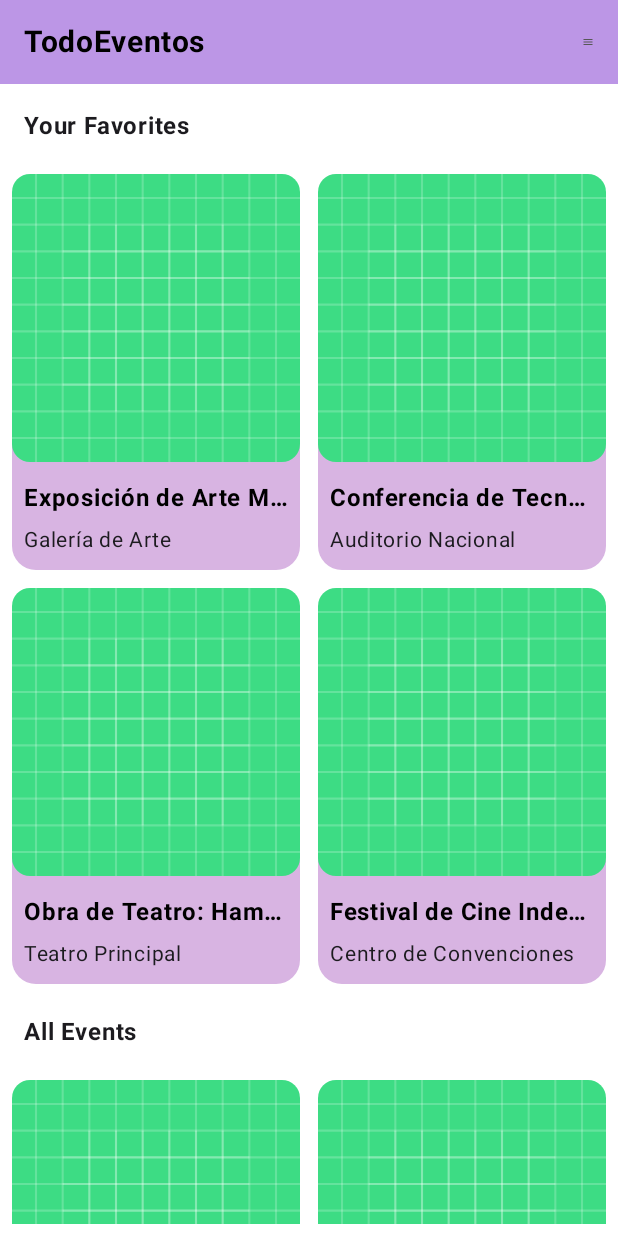
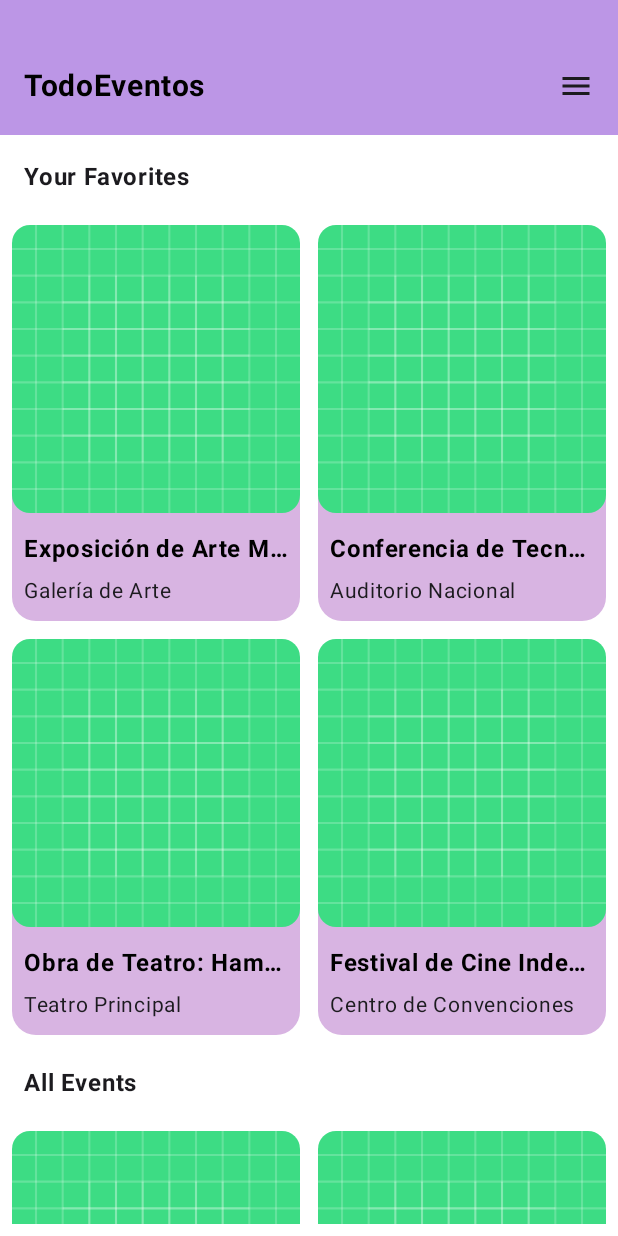
Before and after one commit to jcdiegolopez/lab5-mobile, an Android app built with Jetpack Compose: the MainActivity screen opened directly, with no data from a screen before it, on a phone screen of 412 x 824 dp. Run offline under Robolectric (Android 15) with nearby library versions, the phone set to English and light mode, and no system bars.

Commit message:
navigation

```diff
--- a/app/src/main/java/com/plataformas/lab5/MainActivity.kt
+++ b/app/src/main/java/com/plataformas/lab5/MainActivity.kt
@@ -42,13 +42,16 @@ class MainActivity : ComponentActivity() {
         enableEdgeToEdge()
         setContent {
             Lab5Theme {
-                Scaffold(modifier = Modifier
-                    .fillMaxSize()
-                    .background(color = MaterialTheme.colorScheme.primary)) { innerPadding ->
-                    MainLayout(
-                        modifier = Modifier.padding(innerPadding)
-                    )
+                NavigationDrawerScreen("TodoEventos",this) {
+                    Scaffold(modifier = Modifier
+                        .fillMaxSize()
+                        .background(color = MaterialTheme.colorScheme.primary)) { innerPadding ->
+                        MainLayout(
+
+                        )
+                    }
                 }
+
             }
         }
     }
@@ -60,27 +63,7 @@ fun MainLayout(modifier: Modifier = Modifier) {
         modifier = modifier
             .fillMaxSize()
     ) {
-        Row(
-            modifier = Modifier
-                .height(56.dp)
-                .fillMaxWidth().background(color = MaterialTheme.colorScheme.secondary),
-            horizontalArrangement = Arrangement.SpaceBetween,
-            verticalAlignment = androidx.compose.ui.Alignment.CenterVertically
-        ) {
-            Text(
-                text = "TodoEventos",
-                fontSize = 20.sp,
-                color = colorResource(R.color.black),
-                modifier = Modifier.padding(start = 16.dp),
-                fontWeight = FontWeight.Bold
 
-            )
-            Image(
-                painter = painterResource(R.drawable.baseline_menu_24),
-                contentDescription = "menu",
-                modifier = Modifier.size(24.dp).padding(end = 16.dp)
-            )
-        }
         EventGrid()
 
 
--- a/app/src/main/java/com/plataformas/lab5/NavigationDrawerScreen.kt
+++ b/app/src/main/java/com/plataformas/lab5/NavigationDrawerScreen.kt
@@ -2,6 +2,8 @@ package com.plataformas.lab5
 
 import android.content.Context
 import android.content.Intent
+import androidx.compose.foundation.Image
+import androidx.compose.foundation.background
 import androidx.compose.foundation.layout.*
 import androidx.compose.material.icons.Icons
 import androidx.compose.material.icons.filled.Menu
@@ -10,11 +12,15 @@ import androidx.compose.runtime.Composable
 import androidx.compose.runtime.rememberCoroutineScope
 import androidx.compose.ui.Modifier
 import androidx.compose.ui.graphics.Color
+import androidx.compose.ui.res.colorResource
+import androidx.compose.ui.res.painterResource
+import androidx.compose.ui.text.font.FontWeight
 import androidx.compose.ui.unit.dp
+import androidx.compose.ui.unit.sp
 import kotlinx.coroutines.launch
 
 @Composable
-fun NavigationDrawerScreen(context: Context, content: @Composable (PaddingValues) -> Unit) {
+fun NavigationDrawerScreen(title : String, context: Context, content: @Composable (PaddingValues) -> Unit) {
     val drawerState = rememberDrawerState(initialValue = DrawerValue.Closed)
     val scope = rememberCoroutineScope()
 
@@ -22,8 +28,8 @@ fun NavigationDrawerScreen(context: Context, content: @Composable (PaddingValues
         drawerState = drawerState,
         drawerContent = {
             Surface(
-                color = Color.White,
-                modifier = Modifier.fillMaxHeight()
+                color = MaterialTheme.colorScheme.background,
+                modifier = Modifier.fillMaxHeight().width(200.dp)
             ) {
                 Column(
                     modifier = Modifier
@@ -36,7 +42,10 @@ fun NavigationDrawerScreen(context: Context, content: @Composable (PaddingValues
                         context.startActivity(intent)
                         scope.launch { drawerState.close() }
                     }) {
-                        Text(text = "Eventos")
+                        Text(text = "Eventos",
+                            color = MaterialTheme.colorScheme.primary,
+                            fontWeight = FontWeight.Bold,
+                            fontSize = 16.sp)
                     }
                     Spacer(modifier = Modifier.height(8.dp))
                     TextButton(onClick = {
@@ -44,7 +53,10 @@ fun NavigationDrawerScreen(context: Context, content: @Composable (PaddingValues
                         context.startActivity(intent)
                         scope.launch { drawerState.close() }
                     }) {
-                        Text(text = "Lugares")
+                        Text(text = "Lugares",
+                            color = MaterialTheme.colorScheme.primary,
+                            fontWeight = FontWeight.Bold,
+                            fontSize = 16.sp)
                     }
                     Spacer(modifier = Modifier.height(8.dp))
                     TextButton(onClick = {
@@ -52,7 +64,10 @@ fun NavigationDrawerScreen(context: Context, content: @Composable (PaddingValues
                         context.startActivity(intent)
                         scope.launch { drawerState.close() }
                     }) {
-                        Text(text = "Perfil")
+                        Text(text = "Perfil",
+                            color = MaterialTheme.colorScheme.primary,
+                            fontWeight = FontWeight.Bold,
+                            fontSize = 16.sp)
                     }
                 }
             }
@@ -60,18 +75,37 @@ fun NavigationDrawerScreen(context: Context, content: @Composable (PaddingValues
         content = {
             Scaffold(
                 topBar = {
-                    Box(
+                    Row(
                         modifier = Modifier
-                            .padding(horizontal = 16.dp)
-                            .padding(top = 24.dp)
+                            .height(90.dp)
+                            .fillMaxWidth().background(color = MaterialTheme.colorScheme.secondary).
+                            padding(top = 24.dp).padding(horizontal = 16.dp),
+                        horizontalArrangement = Arrangement.SpaceBetween,
+                        verticalAlignment = androidx.compose.ui.Alignment.CenterVertically
                     ) {
-                        IconButton(onClick = { scope.launch { drawerState.open() } }) {
+                        Text(
+                            text = title,
+                            fontSize = 20.sp,
+                            color = colorResource(R.color.black),
+                            fontWeight = FontWeight.Bold
+
+                        )
+                        IconButton(onClick = { scope.launch { drawerState.open() } },modifier = Modifier.size(24.dp)) {
                             Icon(Icons.Default.Menu, contentDescription = "Menu")
                         }
                     }
+//                    Box(
+//                        modifier = Modifier
+//                            .padding(horizontal = 16.dp)
+//                            .padding(top = 24.dp)
+//                    ) {
+//                        IconButton(onClick = { scope.launch { drawerState.open() } }) {
+//                            Icon(Icons.Default.Menu, contentDescription = "Menu")
+//                        }
+//                    }
                 },
                 content = { innerPadding ->
-                    Box(modifier = Modifier.padding(innerPadding).padding(16.dp)) {
+                    Box(modifier = Modifier.padding(innerPadding)) {
                         content(innerPadding)
                     }
                 }
```
Also changed, not shown: app/src/main/java/com/plataformas/lab5/DetailActivity.kt (+5 -5 lines), app/src/main/java/com/plataformas/lab5/PlacesActivity.kt (+8 -6 lines), app/src/main/java/com/plataformas/lab5/ProfileActivity.kt (+6 -5 lines).
